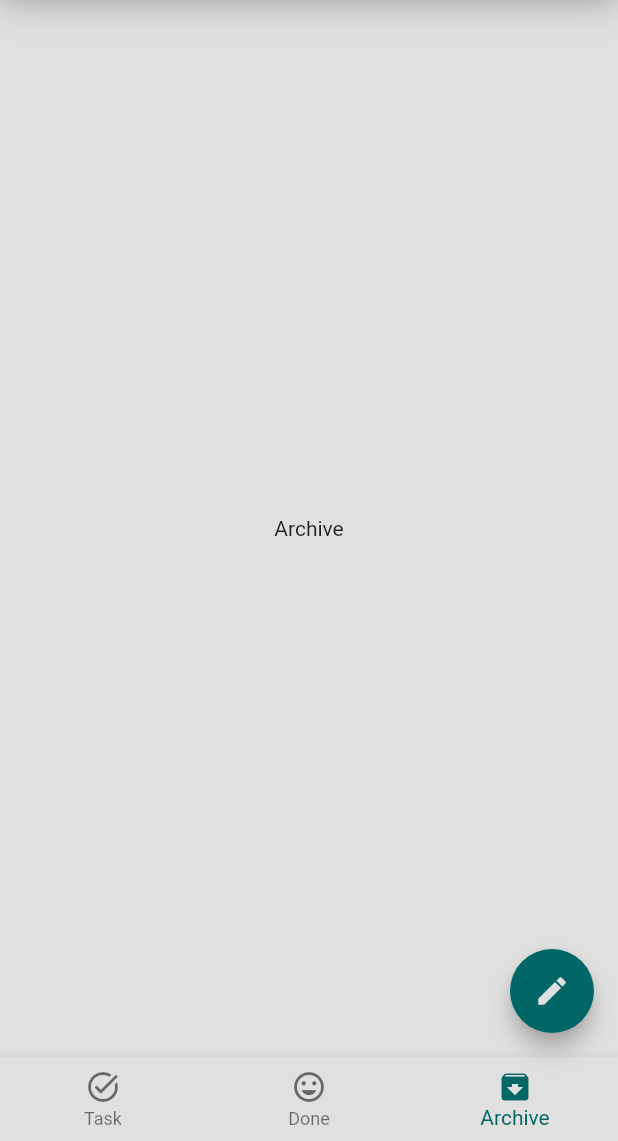
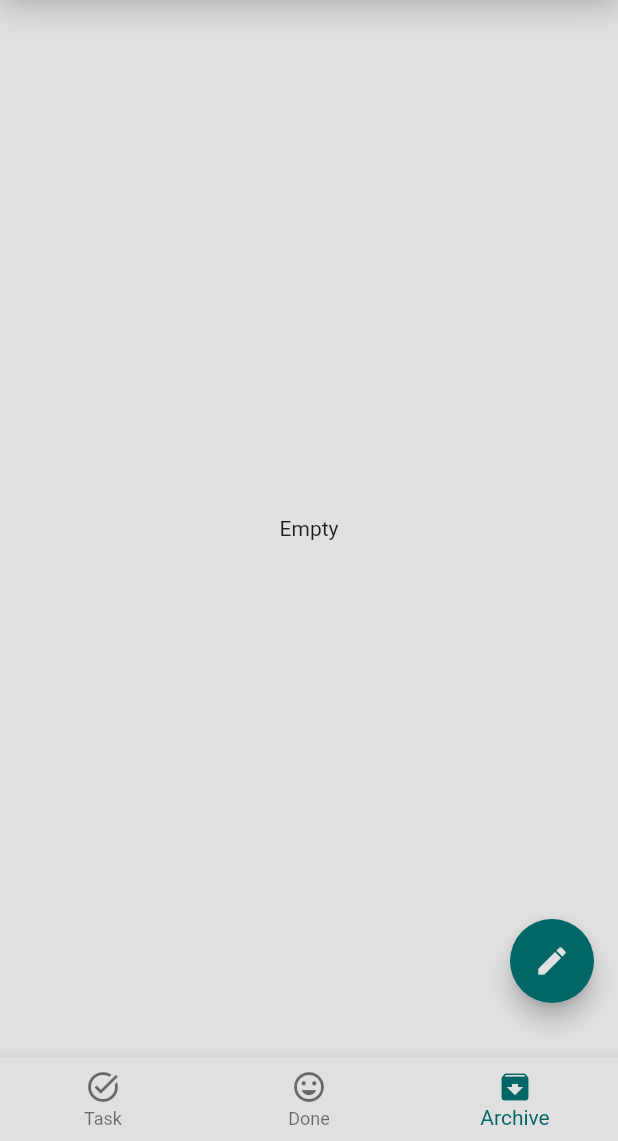
Before and after one commit to Ali77daoud/Mytask_app, a Flutter app: the screen it shows after launch, item 3 of the bottom bar chosen, on a phone screen of 412 x 824 dp, the part 95-1236 px from its top. Run offline on Flutter 3.47's test engine with Material 2 defaults, Android fonts, the light colour scheme and no system bars; our stand-ins replace bloc, flutter_bloc, sqflite; accounts and stored records are empty.

Commit message:
add archive page

```diff
--- a/lib/layout/bottom_navigation_bar.dart
+++ b/lib/layout/bottom_navigation_bar.dart
@@ -59,7 +59,9 @@ class BottomBar extends StatelessWidget {
             ],
           ),
 
-          floatingActionButton: FloatingActionButton(
+          floatingActionButton: Padding(
+            padding: const EdgeInsets.only(bottom: 20),
+            child: FloatingActionButton(
               foregroundColor: Colors.grey.shade300,
               backgroundColor: Color.fromRGBO(0, 102, 102,1),
               onPressed: (){
@@ -166,6 +168,7 @@ class BottomBar extends StatelessWidget {
               child: Icon(c.ic),
 
               ),
+          ),
 
         );
         },
--- a/lib/pages/archive.dart
+++ b/lib/pages/archive.dart
@@ -1,12 +1,25 @@
 import 'package:flutter/material.dart';
+import 'package:flutter_bloc/flutter_bloc.dart';
+import 'package:test/bloc/tasks_bloc/task_cubit.dart';
+import 'package:test/bloc/tasks_bloc/tasks_states.dart';
+import 'package:test/widget/myitem.dart';
 
 class ArchivePage extends StatelessWidget {
   const ArchivePage({ Key? key }) : super(key: key);
 
   @override
   Widget build(BuildContext context) {
-    return Container(
-      child: Center(child: Text('Archive')),
+      return BlocConsumer<TaskCubit,TaskStates>(
+      listener: (context,state){},
+      builder:(context,state){
+        return TaskCubit.get(context).arch.isEmpty?Container(child: Center(child: Text('Empty')),):
+        ListView.separated(
+          itemBuilder: (context,index)=>MyItem(tasks:TaskCubit.get(context).arch[index],context: context,ind: index,ifopened:TaskCubit.get(context).ifopenedarch),
+          separatorBuilder:(context,index)=>Divider(thickness: 2,) ,
+          itemCount: TaskCubit.get(context).arch.length,
+          );
+      },
+
     );
   }
 }
--- a/lib/pages/taskbody.dart
+++ b/lib/pages/taskbody.dart
@@ -15,7 +15,7 @@ class TaskBody extends StatelessWidget {
       builder:(context,state){
         return TaskCubit.get(context).tasks.isEmpty?Container(child: Center(child: Text('Empty')),):
         ListView.separated(
-          itemBuilder: (context,index)=>MyItem(tasks:TaskCubit.get(context).tasks[index],context: context,ind: index),
+          itemBuilder: (context,index)=>MyItem(tasks:TaskCubit.get(context).tasks[index],context: context,ind: index,ifopened:TaskCubit.get(context).ifopenedtasks),
           separatorBuilder:(context,index)=>Divider(thickness: 2,) ,
           itemCount: TaskCubit.get(context).tasks.length,
           );
```
Also changed, not shown: lib/bloc/tasks_bloc/task_cubit.dart (+25 -9 lines), lib/widget/myitem.dart (+10 -5 lines). Lines whose indentation alone changed are shown as unchanged.
